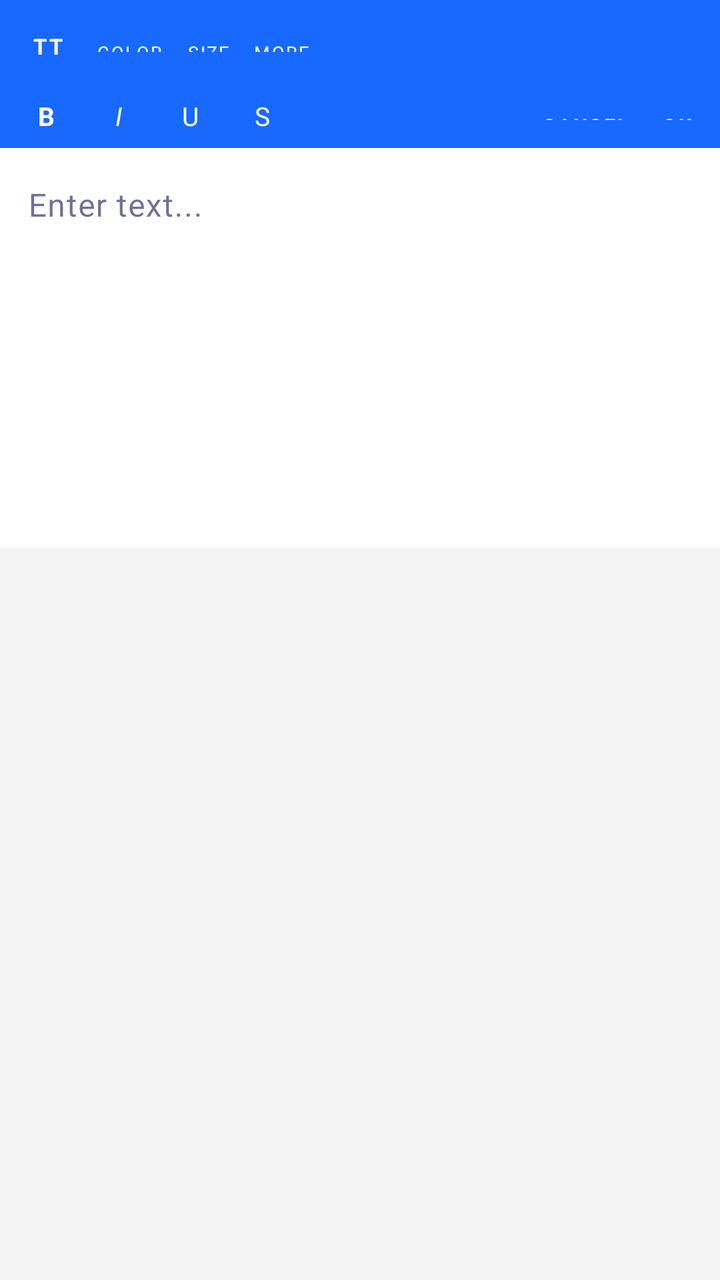
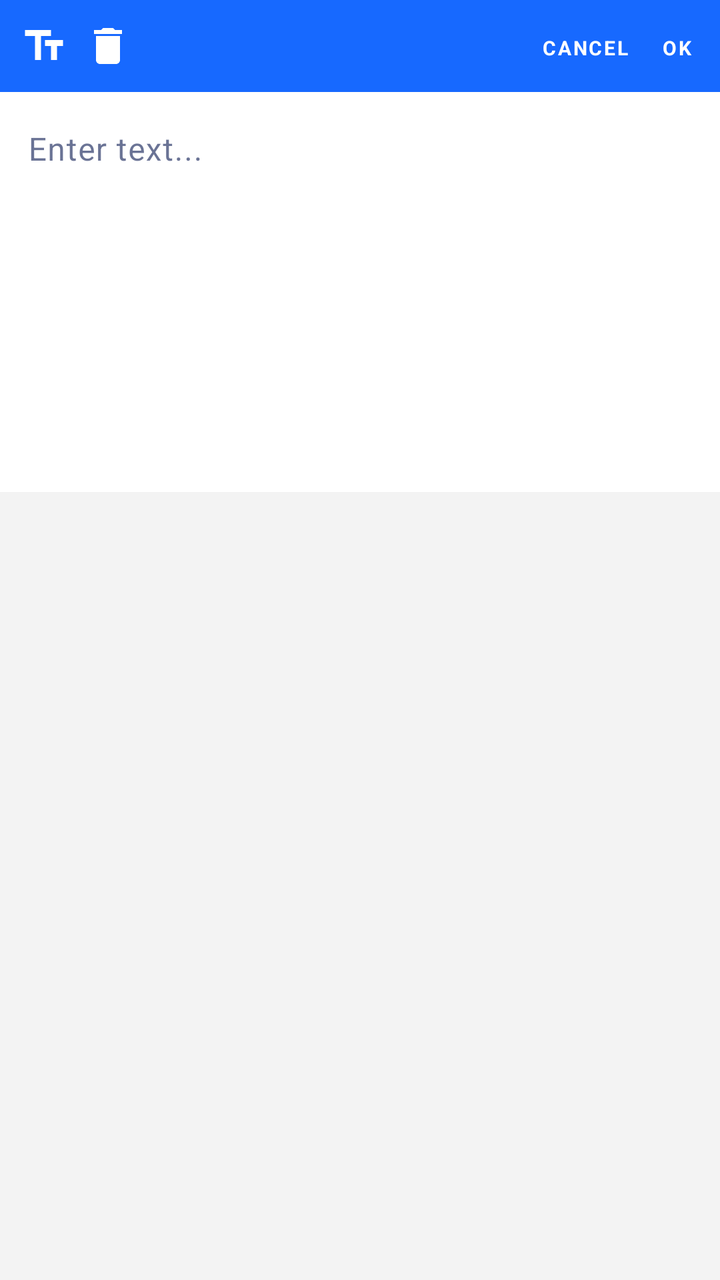

The first picture is an Android layout as it rendered before a commit; the second is the same layout after the commit. The layout source and the unified diff follow.
<!-- AndroidManifest.xml: application theme AppTheme -->
<!-- res/layout/dialog_edit_text.xml -->
<?xml version="1.0" encoding="utf-8"?>
<LinearLayout xmlns:android="http://schemas.android.com/apk/res/android"
    xmlns:app="http://schemas.android.com/apk/res-auto"
    android:layout_width="match_parent"
    android:layout_height="wrap_content"
    android:background="#F3F3F3"
    android:orientation="vertical">

    <LinearLayout
        android:layout_width="match_parent"
        android:layout_height="46dp"
        android:background="@color/brand_blue"
        android:gravity="center_vertical"
        android:orientation="horizontal"
        android:paddingStart="6dp"
        android:paddingEnd="6dp">

        <com.google.android.material.button.MaterialButton
            android:id="@+id/btnClearText"
            style="@style/Widget.MaterialComponents.Button.TextButton"
            android:layout_width="36dp"
            android:layout_height="26dp"
            android:insetTop="0dp"
            android:insetBottom="0dp"
            android:minWidth="0dp"
            android:padding="0dp"
            android:text="TT"
            android:textColor="@android:color/white"
            android:textSize="11sp"
            android:textStyle="bold" />

        <TextView
            android:id="@+id/dialogTitle"
            android:layout_width="0dp"
            android:layout_height="wrap_content"
            android:layout_weight="1"
            android:gravity="center"
            android:text="@string/edit_text_title"
            android:textColor="@android:color/white"
            android:textSize="12sp"
            android:textStyle="bold"
            android:visibility="gone" />

        <com.google.android.material.button.MaterialButton
            android:id="@+id/btnTextColor"
            style="@style/Widget.MaterialComponents.Button.TextButton"
            android:layout_width="wrap_content"
            android:layout_height="26dp"
            android:minWidth="0dp"
            android:paddingHorizontal="6dp"
            android:text="Color"
            android:textColor="@android:color/white"
            android:textSize="9sp" />

        <com.google.android.material.button.MaterialButton
            android:id="@+id/btnTextSize"
            style="@style/Widget.MaterialComponents.Button.TextButton"
            android:layout_width="wrap_content"
            android:layout_height="26dp"
            android:minWidth="0dp"
            android:paddingHorizontal="6dp"
            android:text="Size"
            android:textColor="@android:color/white"
            android:textSize="9sp" />

        <com.google.android.material.button.MaterialButton
            android:id="@+id/btnMoreText"
            style="@style/Widget.MaterialComponents.Button.TextButton"
            android:layout_width="wrap_content"
            android:layout_height="26dp"
            android:minWidth="0dp"
            android:paddingHorizontal="6dp"
            android:text="More"
            android:textColor="@android:color/white"
            android:textSize="9sp" />
    </LinearLayout>

    <LinearLayout
        android:layout_width="match_parent"
        android:layout_height="wrap_content"
        android:background="@color/brand_blue"
        android:gravity="center_vertical"
        android:orientation="horizontal"
        android:paddingStart="6dp"
        android:paddingEnd="6dp"
        android:paddingBottom="4dp">

        <com.google.android.material.button.MaterialButton
            android:id="@+id/btnBold"
            style="@style/Widget.MaterialComponents.Button.TextButton"
            android:layout_width="34dp"
            android:layout_height="24dp"
            android:insetTop="0dp"
            android:insetBottom="0dp"
            android:minWidth="0dp"
            android:padding="0dp"
            android:text="B"
            android:textColor="@android:color/white"
            android:textSize="13sp"
            android:textStyle="bold" />

        <com.google.android.material.button.MaterialButton
            android:id="@+id/btnItalic"
            style="@style/Widget.MaterialComponents.Button.TextButton"
            android:layout_width="34dp"
            android:layout_height="24dp"
            android:layout_marginStart="2dp"
            android:insetTop="0dp"
            android:insetBottom="0dp"
            android:minWidth="0dp"
            android:padding="0dp"
            android:text="I"
            android:textColor="@android:color/white"
            android:textSize="13sp"
            android:textStyle="italic" />

        <com.google.android.material.button.MaterialButton
            android:id="@+id/btnUnderline"
            style="@style/Widget.MaterialComponents.Button.TextButton"
            android:layout_width="34dp"
            android:layout_height="24dp"
            android:layout_marginStart="2dp"
            android:insetTop="0dp"
            android:insetBottom="0dp"
            android:minWidth="0dp"
            android:padding="0dp"
            android:text="U"
            android:textColor="@android:color/white"
            android:textSize="13sp" />

        <com.google.android.material.button.MaterialButton
            android:id="@+id/btnStrikethrough"
            style="@style/Widget.MaterialComponents.Button.TextButton"
            android:layout_width="34dp"
            android:layout_height="24dp"
            android:layout_marginStart="2dp"
            android:insetTop="0dp"
            android:insetBottom="0dp"
            android:minWidth="0dp"
            android:padding="0dp"
            android:text="S"
            android:textColor="@android:color/white"
            android:textSize="13sp" />

        <View
            android:layout_width="0dp"
            android:layout_height="1dp"
            android:layout_weight="1" />

        <com.google.android.material.button.MaterialButton
            android:id="@+id/btnCancel"
            style="@style/Widget.MaterialComponents.Button.TextButton"
            android:layout_width="wrap_content"
            android:layout_height="24dp"
            android:minWidth="0dp"
            android:paddingHorizontal="8dp"
            android:text="CANCEL"
            android:textColor="@android:color/white"
            android:textSize="10sp"
            android:textStyle="bold" />

        <com.google.android.material.button.MaterialButton
            android:id="@+id/btnOk"
            style="@style/Widget.MaterialComponents.Button.TextButton"
            android:layout_width="wrap_content"
            android:layout_height="24dp"
            android:minWidth="0dp"
            android:paddingHorizontal="8dp"
            android:text="OK"
            android:textColor="@android:color/white"
            android:textSize="10sp"
            android:textStyle="bold" />
    </LinearLayout>

    <LinearLayout
        android:layout_width="match_parent"
        android:layout_height="wrap_content"
        android:background="#F7F7F7"
        android:orientation="vertical"
        android:padding="0dp">

        <com.google.android.material.textfield.TextInputLayout
            android:id="@+id/textInputLayout"
            style="@style/Widget.MaterialComponents.TextInputLayout.OutlinedBox"
            android:layout_width="match_parent"
            android:layout_height="200dp"
            android:background="#FFFFFF"
            app:boxBackgroundColor="#FFFFFF"
            app:boxCornerRadiusBottomEnd="0dp"
            app:boxCornerRadiusBottomStart="0dp"
            app:boxCornerRadiusTopEnd="0dp"
            app:boxCornerRadiusTopStart="0dp"
            app:boxStrokeWidth="0dp"
            app:boxStrokeWidthFocused="0dp">

            <com.google.android.material.textfield.TextInputEditText
                android:id="@+id/etTextInput"
                android:layout_width="match_parent"
                android:layout_height="match_parent"
                android:background="#FFFFFF"
                android:gravity="top|start"
                android:hint="@string/edit_text_hint"
                android:inputType="textMultiLine|textCapSentences"
                android:minLines="6"
                android:maxLines="12"
                android:padding="14dp"
                android:scrollbars="vertical"
                android:textAppearance="?attr/textAppearanceBody1"
                android:textColorHint="@color/brand_blue" />
        </com.google.android.material.textfield.TextInputLayout>
    </LinearLayout>
</LinearLayout>
<!-- resources referenced by this layout -->
<resources>
  <color name="brand_blue">#1769FF</color>
  <string name="edit_text_hint">Enter text...</string>
  <string name="edit_text_title">Edit Text</string>
  <color name="white">#fff</color>
  <color name="black">#000</color>
  <color name="brand_navy">#07164F</color>
  <color name="gray">#616161</color>
  <style name="AppTextInputLayout" parent="Widget.MaterialComponents.TextInputLayout.OutlinedBox.Dense">
          <item name="boxStrokeColor">@color/brand_blue</item>
          <item name="counterTextColor">@color/gray</item>
          <item name="hintTextColor">@color/gray</item>
          <item name="boxCornerRadiusBottomEnd">0dp</item>
          <item name="boxCornerRadiusBottomStart">0dp</item>
          <item name="boxCornerRadiusTopStart">0dp</item>
          <item name="boxCornerRadiusTopEnd">0dp</item>
      </style>
  <style name="AppBottomNavigation" parent="Widget.MaterialComponents.BottomNavigationView.Colored">
  
      </style>
  <style name="AppButton" parent="Widget.MaterialComponents.Button.UnelevatedButton">
          <item name="strokeColor">@color/brand_blue</item>
          <item name="strokeWidth">1dp</item>
          <item name="android:textColor">@color/brand_blue</item>
      </style>
  <style name="ButtonText" parent="TextAppearance.MaterialComponents.Button">
          <item name="fontFamily">@font/raleway_semibold</item>
      </style>
  <style name="Body1Text" parent="TextAppearance.MaterialComponents.Body1">
          <item name="fontFamily">@font/raleway_semibold</item>
      </style>
  <style name="Body2Text" parent="TextAppearance.MaterialComponents.Body2">
          <item name="fontFamily">@font/raleway_semibold</item>
      </style>
  <style name="CaptionText" parent="TextAppearance.MaterialComponents.Caption">
          <item name="fontFamily">@font/raleway_semibold</item>
      </style>
  <style name="Headline4Text" parent="TextAppearance.MaterialComponents.Headline6">
          <item name="fontFamily">@font/raleway_semibold</item>
      </style>
  <style name="Headline5Text" parent="TextAppearance.MaterialComponents.Headline6">
          <item name="fontFamily">@font/raleway_semibold</item>
      </style>
  <style name="Headline6Text" parent="TextAppearance.MaterialComponents.Headline6">
          <item name="fontFamily">@font/raleway_semibold</item>
      </style>
  <style name="AppFloatingActionButton" parent="Widget.MaterialComponents.FloatingActionButton">
          <item name="shapeAppearanceOverlay">@style/FloatingActionButton</item>
      </style>
  <style name="SmallComponent" parent="ShapeAppearance.MaterialComponents.SmallComponent">
          <item name="cornerFamily">cut</item>
          <item name="cornerSize">0dp</item>
      </style>
  <style name="MediumComponent" parent="ShapeAppearance.MaterialComponents.MediumComponent">
          <item name="cornerFamily">cut</item>
          <item name="cornerSize">0dp</item>
      </style>
  <style name="LargeComponent" parent="ShapeAppearance.MaterialComponents.LargeComponent">
          <item name="cornerFamily">cut</item>
          <item name="cornerSize">0dp</item>
      </style>
  <style name="FloatingActionButton" parent="ShapeAppearanceOverlay.MaterialComponents.FloatingActionButton">
      </style>
  <!-- unchanged entries left out for length: 1 -->
</resources>

<!-- the commit's change to res/layout/dialog_edit_text.xml (unified diff, before → after) -->
@@ -15,31 +15,27 @@
         android:paddingStart="6dp"
         android:paddingEnd="6dp">
 
-        <com.google.android.material.button.MaterialButton
+        <ImageButton
+            android:id="@+id/btnTextIndicator"
+            android:layout_width="32dp"
+            android:layout_height="32dp"
+            android:background="?attr/selectableItemBackgroundBorderless"
+            android:contentDescription="Text editor"
+            android:padding="6dp"
+            android:src="@drawable/ic_text_fields_24px"
+            android:clickable="true"
+            android:focusable="true"
+            app:tint="@android:color/white" />
+
+        <ImageButton
             android:id="@+id/btnClearText"
-            style="@style/Widget.MaterialComponents.Button.TextButton"
-            android:layout_width="36dp"
-            android:layout_height="26dp"
-            android:insetTop="0dp"
-            android:insetBottom="0dp"
-            android:minWidth="0dp"
-            android:padding="0dp"
-            android:text="TT"
-            android:textColor="@android:color/white"
-            android:textSize="11sp"
-            android:textStyle="bold" />
-
-        <TextView
-            android:id="@+id/dialogTitle"
-            android:layout_width="0dp"
-            android:layout_height="wrap_content"
-            android:layout_weight="1"
-            android:gravity="center"
-            android:text="@string/edit_text_title"
-            android:textColor="@android:color/white"
-            android:textSize="12sp"
-            android:textStyle="bold"
-            android:visibility="gone" />
+            android:layout_width="32dp"
+            android:layout_height="32dp"
+            android:background="?attr/selectableItemBackgroundBorderless"
+            android:contentDescription="Clear text"
+            android:padding="6dp"
+            android:src="@drawable/ic_delete_24px"
+            app:tint="@android:color/white" />
 
         <com.google.android.material.button.MaterialButton
             android:id="@+id/btnTextColor"
@@ -50,7 +46,8 @@
             android:paddingHorizontal="6dp"
             android:text="Color"
             android:textColor="@android:color/white"
-            android:textSize="9sp" />
+            android:textSize="9sp"
+            android:visibility="gone" />
 
         <com.google.android.material.button.MaterialButton
             android:id="@+id/btnTextSize"
@@ -61,7 +58,8 @@
             android:paddingHorizontal="6dp"
             android:text="Size"
             android:textColor="@android:color/white"
-            android:textSize="9sp" />
+            android:textSize="9sp"
+            android:visibility="gone" />
 
         <com.google.android.material.button.MaterialButton
             android:id="@+id/btnMoreText"
@@ -72,10 +70,41 @@
             android:paddingHorizontal="6dp"
             android:text="More"
             android:textColor="@android:color/white"
-            android:textSize="9sp" />
+            android:textSize="9sp"
+            android:visibility="gone" />
+
+        <View
+            android:layout_width="0dp"
+            android:layout_height="1dp"
+            android:layout_weight="1" />
+
+        <com.google.android.material.button.MaterialButton
+            android:id="@+id/btnCancel"
+            style="@style/Widget.MaterialComponents.Button.TextButton"
+            android:layout_width="wrap_content"
+            android:layout_height="32dp"
+            android:minWidth="0dp"
+            android:paddingHorizontal="8dp"
+            android:text="CANCEL"
+            android:textColor="@android:color/white"
+            android:textSize="10sp"
+            android:textStyle="bold" />
+
+        <com.google.android.material.button.MaterialButton
+            android:id="@+id/btnOk"
+            style="@style/Widget.MaterialComponents.Button.TextButton"
+            android:layout_width="wrap_content"
+            android:layout_height="32dp"
+            android:minWidth="0dp"
+            android:paddingHorizontal="8dp"
+            android:text="OK"
+            android:textColor="@android:color/white"
+            android:textSize="10sp"
+            android:textStyle="bold" />
     </LinearLayout>
 
     <LinearLayout
+        android:visibility="gone"
         android:layout_width="match_parent"
         android:layout_height="wrap_content"
         android:background="@color/brand_blue"
@@ -97,6 +126,7 @@
             android:text="B"
             android:textColor="@android:color/white"
             android:textSize="13sp"
+            android:visibility="gone"
             android:textStyle="bold" />
 
         <com.google.android.material.button.MaterialButton
@@ -112,6 +142,7 @@
             android:text="I"
             android:textColor="@android:color/white"
             android:textSize="13sp"
+            android:visibility="gone"
             android:textStyle="italic" />
 
         <com.google.android.material.button.MaterialButton
@@ -126,7 +157,8 @@
             android:padding="0dp"
             android:text="U"
             android:textColor="@android:color/white"
-            android:textSize="13sp" />
+            android:textSize="13sp"
+            android:visibility="gone" />
 
         <com.google.android.material.button.MaterialButton
             android:id="@+id/btnStrikethrough"
@@ -140,36 +172,9 @@
             android:padding="0dp"
             android:text="S"
             android:textColor="@android:color/white"
-            android:textSize="13sp" />
-
-        <View
-            android:layout_width="0dp"
-            android:layout_height="1dp"
-            android:layout_weight="1" />
-
-        <com.google.android.material.button.MaterialButton
-            android:id="@+id/btnCancel"
-            style="@style/Widget.MaterialComponents.Button.TextButton"
-            android:layout_width="wrap_content"
-            android:layout_height="24dp"
-            android:minWidth="0dp"
-            android:paddingHorizontal="8dp"
-            android:text="CANCEL"
-            android:textColor="@android:color/white"
-            android:textSize="10sp"
-            android:textStyle="bold" />
-
-        <com.google.android.material.button.MaterialButton
-            android:id="@+id/btnOk"
-            style="@style/Widget.MaterialComponents.Button.TextButton"
-            android:layout_width="wrap_content"
-            android:layout_height="24dp"
-            android:minWidth="0dp"
-            android:paddingHorizontal="8dp"
-            android:text="OK"
-            android:textColor="@android:color/white"
-            android:textSize="10sp"
-            android:textStyle="bold" />
+            android:textSize="13sp"
+            android:visibility="gone" />
+
     </LinearLayout>
 
     <LinearLayout
<!-- resource entries referenced after the edit -->
@@ -1,8 +1,27 @@
 <!-- resources referenced by this layout -->
 <resources>
   <color name="brand_blue">#1769FF</color>
+  <!-- drawable ic_delete_24px (drawable) -->
+  <vector xmlns:android="http://schemas.android.com/apk/res/android"
+      android:width="24dp"
+      android:height="24dp"
+      android:viewportWidth="24"
+      android:viewportHeight="24">
+    <path
+        android:fillColor="#FFFFFFFF"
+        android:pathData="M6,19c0,1.1 0.9,2 2,2h8c1.1,0 2,-0.9 2,-2V7H6v12zM19,4h-3.5l-1,-1h-5l-1,1H5v2h14V4z"/>
+  </vector>
+  <!-- drawable ic_text_fields_24px (drawable) -->
+  <vector xmlns:android="http://schemas.android.com/apk/res/android"
+      android:width="24dp"
+      android:height="24dp"
+      android:viewportWidth="24"
+      android:viewportHeight="24">
+    <path
+        android:fillColor="#FFFFFFFF"
+        android:pathData="M2.5,4v3h5v12h3V7h5V4h-13zm19,5h-9v3h3v7h3v-7h3V9z"/>
+  </vector>
   <string name="edit_text_hint">Enter text...</string>
-  <string name="edit_text_title">Edit Text</string>
   <color name="white">#fff</color>
   <color name="black">#000</color>
   <color name="brand_navy">#07164F</color>
